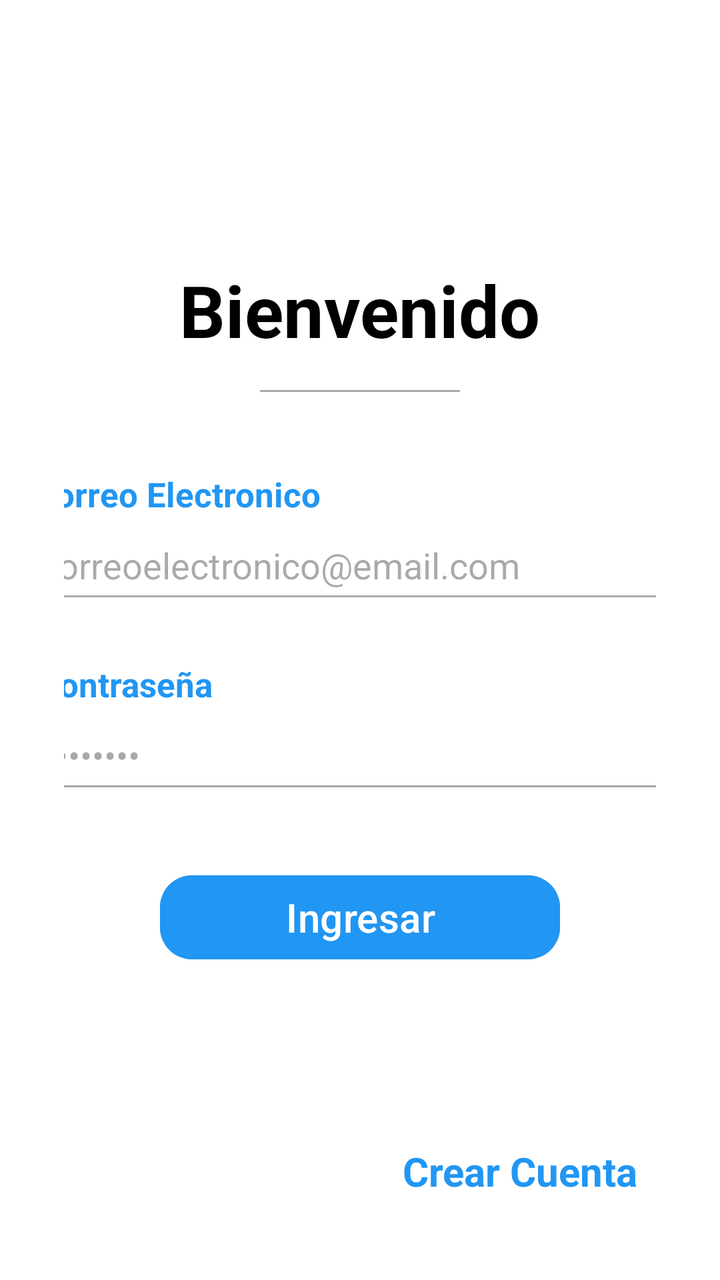
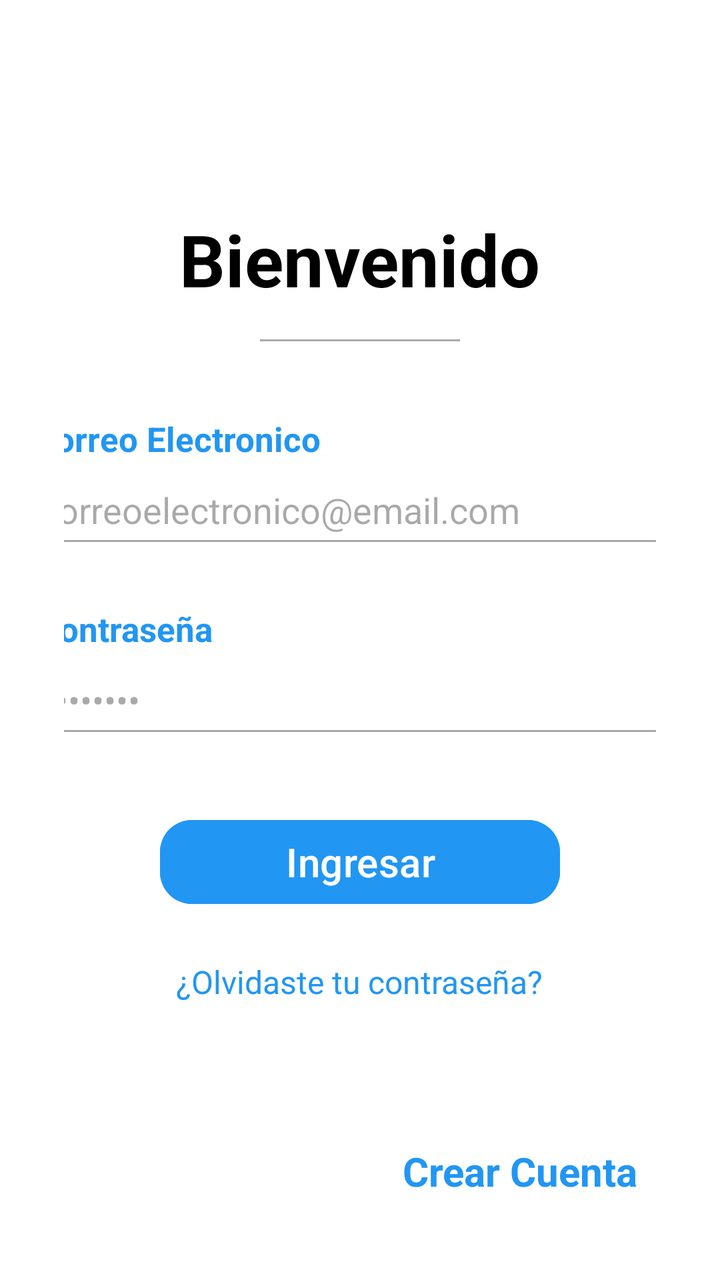

Screens rendered from an Android XML layout before and after an edit, with the pre-edit source and the edit as a unified diff.
<!-- AndroidManifest.xml: application theme Theme.Monitoreo_de_Aire -->
<!-- res/layout/activity_login.xml -->
<?xml version="1.0" encoding="utf-8"?>
<LinearLayout xmlns:android="http://schemas.android.com/apk/res/android"
    xmlns:app="http://schemas.android.com/apk/res-auto"
    android:layout_width="match_parent"
    android:id="@+id/main"
    android:layout_height="match_parent"
    android:orientation="vertical"
    android:padding="32dp"
    android:gravity="center_horizontal"
    android:background="#FFFFFF">

    
    <Space
        android:layout_width="264dp"
        android:layout_height="20dp"
        android:layout_weight="1" />

    <TextView
        android:layout_width="wrap_content"
        android:layout_height="wrap_content"
        android:text="@string/textLogin"
        android:textSize="36sp"
        android:textStyle="bold"
        android:textColor="#000000" />

    <View
        android:layout_width="100dp"
        android:layout_height="1dp"
        android:layout_marginTop="16dp"
        android:layout_marginBottom="32dp"
        android:background="#A9A9A9" />

    <Space
        android:layout_width="match_parent"
        android:layout_height="0dp"
        android:layout_weight="0.1" />

    
    <TextView
        android:layout_width="327dp"
        android:layout_height="wrap_content"
        android:text="@string/inputCorreoUsuario"
        android:textColor="#2196F3"
        android:textSize="17sp"
        android:textStyle="bold" />

    <EditText
        android:id="@+id/correo"
        android:layout_width="329dp"
        android:layout_height="wrap_content"
        android:layout_marginBottom="24dp"
        android:backgroundTint="#A9A9A9"
        android:hint="@string/placeholderCorreoUsuario"
        android:inputType="textEmailAddress"
        android:paddingVertical="12dp" />

    
    <TextView
        android:layout_width="323dp"
        android:layout_height="wrap_content"
        android:text="@string/inputContraseña"
        android:textColor="#2196F3"
        android:textSize="17sp"
        android:textStyle="bold" />

    <EditText
        android:id="@+id/contrasena"
        android:layout_width="324dp"
        android:layout_height="wrap_content"
        android:layout_marginBottom="32dp"
        android:backgroundTint="#A9A9A9"
        android:hint="••••••••"
        android:inputType="textPassword"
        android:paddingVertical="12dp" />

    <Button
        android:id="@+id/btnLogin"
        android:layout_width="200dp"
        android:layout_height="50dp"
        android:text="@string/btnIngresar"
        android:textSize="20sp"
        android:textColor="#FFFFFF"
        android:backgroundTint="#2196F3"
        app:cornerRadius="16dp" />

    
    <Space
        android:layout_width="match_parent"
        android:layout_height="0dp"
        android:layout_weight="1" />

    <TextView
        android:id="@+id/tvCreateAccount"
        android:layout_width="wrap_content"
        android:layout_height="wrap_content"
        android:layout_gravity="end"
        android:padding="9dp"
        android:text="@string/btnCrearCuenta"
        android:textColor="#2196F3"
        android:textSize="20sp"
        android:textStyle="bold" />

</LinearLayout>
<!-- resources referenced by this layout -->
<resources>
  <string name="btnCrearCuenta">Crear Cuenta</string>
  <string name="btnIngresar">Ingresar</string>
  <string name="inputCorreoUsuario">Correo Electronico</string>
  <string name="placeholderCorreoUsuario">correoelectronico@email.com</string>
  <string name="textLogin">Bienvenido</string>
  <style name="Theme.Monitoreo_de_Aire" parent="Base.Theme.Monitoreo_de_Aire" />
  <style name="Base.Theme.Monitoreo_de_Aire" parent="Theme.Material3.DayNight.NoActionBar">
          
          
      </style>
</resources>

<!-- the commit's change to res/layout/activity_login.xml (unified diff, before → after) -->
@@ -83,6 +83,16 @@
         android:backgroundTint="#2196F3"
         app:cornerRadius="16dp" />
 
+    <TextView
+        android:id="@+id/tvOlvide"
+        android:layout_width="wrap_content"
+        android:layout_height="wrap_content"
+        android:layout_marginTop="16dp"
+        android:padding="8dp"
+        android:text="@string/textOlvide"
+        android:textColor="#2196F3"
+        android:textSize="16sp" />
+
     
     <Space
         android:layout_width="match_parent"
<!-- resource entries referenced after the edit -->
@@ -5,6 +5,7 @@
   <string name="inputCorreoUsuario">Correo Electronico</string>
   <string name="placeholderCorreoUsuario">correoelectronico@email.com</string>
   <string name="textLogin">Bienvenido</string>
+  <string name="textOlvide">¿Olvidaste tu contraseña?</string>
   <style name="Theme.Monitoreo_de_Aire" parent="Base.Theme.Monitoreo_de_Aire" />
   <style name="Base.Theme.Monitoreo_de_Aire" parent="Theme.Material3.DayNight.NoActionBar">
           
